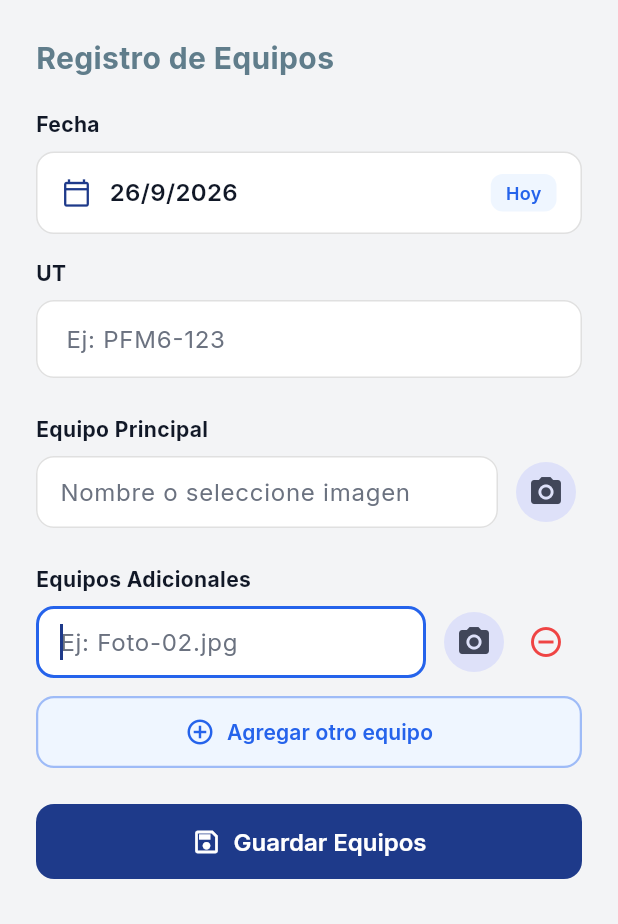
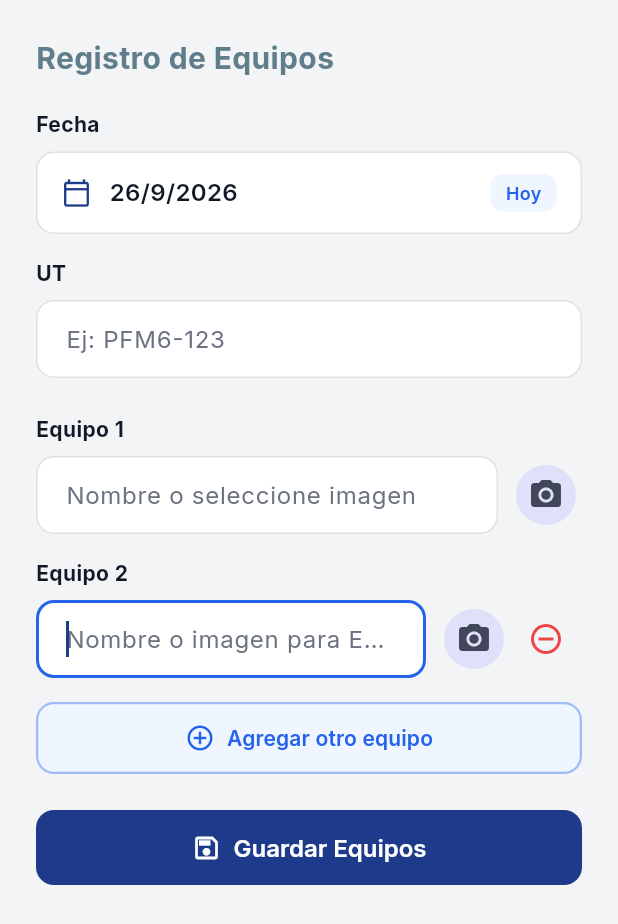
Before and after one commit to yhobany/MulReportCND, a Flutter app: the EquiposScreen screen opened directly, after a tap on "Agregar otro equipo", on a phone screen of 412 x 824 dp. Shown: the top 924 px of the screen. Run offline on Flutter 3.47's test engine with Material 3 defaults, Android fonts, the phone set to English and light mode, and no system bars; our stand-ins replace cloud_firestore, connectivity_plus, file_picker, firebase_auth, firebase_core, google_fonts and 2 more; accounts and stored records are empty.

Commit message:
feat(equipos): rename to Equipo 1 and add consecutive auto-numbering (Equipo 2, Equipo 3...)

```diff
--- a/lib/equipos_screen.dart
+++ b/lib/equipos_screen.dart
@@ -431,8 +431,8 @@ class _EquiposScreenState extends State<EquiposScreen> {
             ),
             const SizedBox(height: 24),
 
-            // --- FILA 2: Equipo Principal ---
-            const Text('Equipo Principal', style: TextStyle(fontWeight: FontWeight.bold)),
+            // --- EQUIPO 1 ---
+            const Text('Equipo 1', style: TextStyle(fontWeight: FontWeight.bold)),
             const SizedBox(height: 8),
             Row(
               children: [
@@ -442,7 +442,7 @@ class _EquiposScreenState extends State<EquiposScreen> {
                     decoration: const InputDecoration(
                       hintText: 'Nombre o seleccione imagen',
                       border: OutlineInputBorder(),
-                      contentPadding: EdgeInsets.symmetric(horizontal: 12, vertical: 12),
+                      contentPadding: EdgeInsets.symmetric(horizontal: 16, vertical: 14),
                     ),
                     onChanged: (text) {
                       _equipoPrincipalController.value = _equipoPrincipalController.value.copyWith(
@@ -456,36 +456,37 @@ class _EquiposScreenState extends State<EquiposScreen> {
                 IconButton.filledTonal(
                   icon: const Icon(Icons.camera_alt, size: 24),
                   onPressed: () => _handleCamera(null),
-                  tooltip: "Seleccionar imagen", // Tooltip actualizado
+                  tooltip: "Seleccionar imagen",
                 ),
               ],
             ),
 
-            const SizedBox(height: 24),
+            const SizedBox(height: 16),
 
-            // --- EQUIPOS ADICIONALES ---
-            if (_additionalEquipControllers.isNotEmpty) ...[
-              const Text('Equipos Adicionales', style: TextStyle(fontWeight: FontWeight.bold)),
-              const SizedBox(height: 8),
-            ],
-
+            // --- EQUIPOS ADICIONALES (Equipo 2, Equipo 3...) ---
             ListView.builder(
               shrinkWrap: true,
               physics: const NeverScrollableScrollPhysics(),
               itemCount: _additionalEquipControllers.length,
               itemBuilder: (context, index) {
+                final int equipNumber = index + 2;
                 return Padding(
-                  padding: const EdgeInsets.only(bottom: 12.0),
-                  child: Row(
+                  padding: const EdgeInsets.only(bottom: 16.0),
+                  child: Column(
+                    crossAxisAlignment: CrossAxisAlignment.start,
+                    children: [
+                      Text('Equipo $equipNumber', style: const TextStyle(fontWeight: FontWeight.bold)),
+                      const SizedBox(height: 8),
+                      Row(
                         children: [
                           Expanded(
                             child: TextField(
                               controller: _additionalEquipControllers[index],
                               focusNode: _additionalEquipFocusNodes[index],
                               decoration: InputDecoration(
-                            hintText: 'Ej: Foto-0${index + 2}.jpg',
+                                hintText: 'Nombre o imagen para Equipo $equipNumber',
                                 border: const OutlineInputBorder(),
-                            contentPadding: const EdgeInsets.symmetric(horizontal: 12, vertical: 12),
+                                contentPadding: const EdgeInsets.symmetric(horizontal: 16, vertical: 14),
                               ),
                               onChanged: (text) {
                                 _additionalEquipControllers[index].value = _additionalEquipControllers[index].value.copyWith(
@@ -504,6 +505,9 @@ class _EquiposScreenState extends State<EquiposScreen> {
                           IconButton(
                             icon: const Icon(Icons.remove_circle_outline, color: AppTheme.statusOpen),
                             onPressed: () => _removeEquipmentField(index),
+                            tooltip: "Eliminar Equipo $equipNumber",
+                          ),
+                        ],
                       ),
                     ],
                   ),
```
Lines whose indentation alone changed are shown as unchanged.
